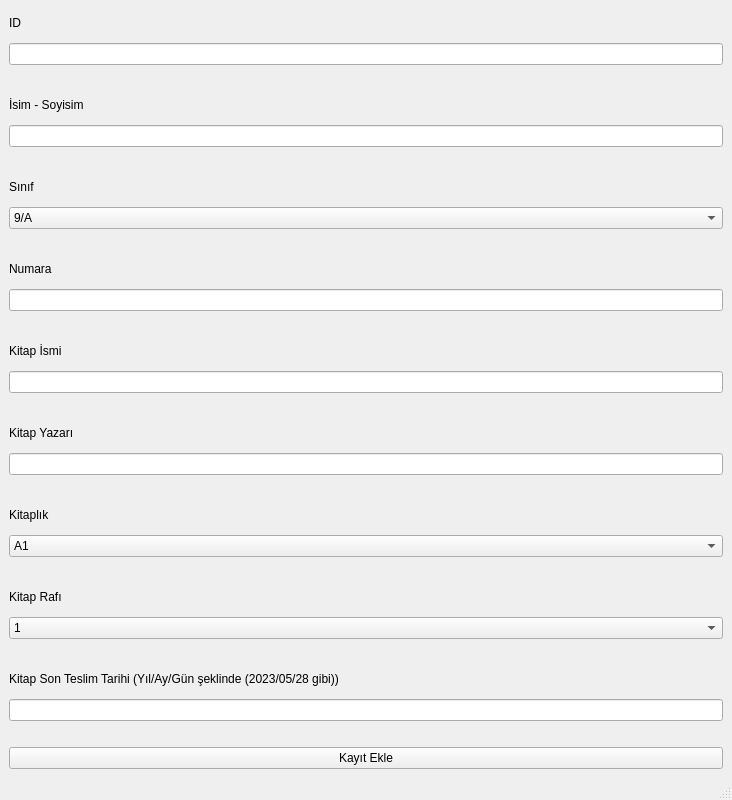
kernelginar/kuys, file lib/pop-window/kayit_ekle.ui: the form before one commit.
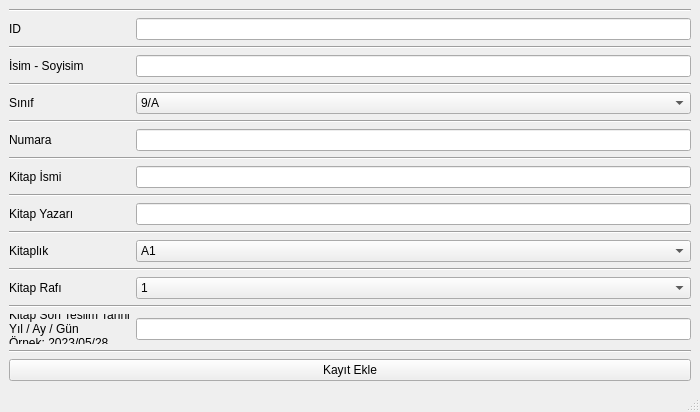
The form after the commit.

Commit message: Kayıt işlemlerini gerçekleştiren arayüzlere ufak yenilikler yapıldı.

The edit to the form file:
```diff
--- a/lib/pop-window/kayit_ekle.ui
+++ b/lib/pop-window/kayit_ekle.ui
@@ -6,14 +6,20 @@
    <rect>
     <x>0</x>
     <y>0</y>
-    <width>732</width>
-    <height>800</height>
+    <width>700</width>
+    <height>412</height>
    </rect>
   </property>
   <property name="minimumSize">
    <size>
     <width>700</width>
-    <height>800</height>
+    <height>412</height>
+   </size>
+  </property>
+  <property name="maximumSize">
+   <size>
+    <width>700</width>
+    <height>412</height>
    </size>
   </property>
   <property name="windowTitle">
@@ -21,69 +27,36 @@
   </property>
   <widget class="QWidget" name="centralwidget">
    <layout class="QGridLayout" name="gridLayout">
-    <item row="2" column="0">
-     <widget class="QPushButton" name="btnKayitEkle">
-      <property name="text">
-       <string>Kayıt Ekle</string>
-      </property>
-     </widget>
-    </item>
     <item row="0" column="0">
-     <layout class="QVBoxLayout" name="verticalLayout">
-      <item>
-       <widget class="QLabel" name="id_label">
-        <property name="text">
-         <string>ID</string>
-        </property>
-       </widget>
-      </item>
-      <item>
-       <widget class="QLineEdit" name="id_lineEdit"/>
-      </item>
-      <item>
-       <spacer name="horizontalSpacer">
-        <property name="orientation">
-         <enum>Qt::Horizontal</enum>
-        </property>
-        <property name="sizeHint" stdset="0">
-         <size>
-          <width>40</width>
-          <height>20</height>
-         </size>
-        </property>
-       </spacer>
-      </item>
-      <item>
-       <widget class="QLabel" name="isim_soyisim_label">
-        <property name="text">
-         <string>İsim - Soyisim</string>
-        </property>
-       </widget>
-      </item>
-      <item>
+     <layout class="QGridLayout" name="gridLayout_2">
+      <item row="3" column="1">
        <widget class="QLineEdit" name="isim_soyisim_lineEdit"/>
       </item>
-      <item>
-       <spacer name="horizontalSpacer_2">
-        <property name="orientation">
-         <enum>Qt::Horizontal</enum>
-        </property>
-        <property name="sizeHint" stdset="0">
-         <size>
-          <width>40</width>
-          <height>20</height>
-         </size>
-        </property>
-       </spacer>
-      </item>
-      <item>
-       <widget class="QLabel" name="sinif_label">
-        <property name="text">
-         <string>Sınıf</string>
-        </property>
+      <item row="19" column="1">
+       <widget class="QComboBox" name="kitap_rafi_comboBox">
+        <item>
+         <property name="text">
+          <string>1</string>
+         </property>
+        </item>
+        <item>
+         <property name="text">
+          <string>2</string>
+         </property>
+        </item>
+        <item>
+         <property name="text">
+          <string>3</string>
+         </property>
+        </item>
+        <item>
+         <property name="text">
+          <string>4</string>
+         </property>
+        </item>
        </widget>
       </item>
-      <item>
+      <item row="6" column="1">
        <widget class="QComboBox" name="sinif_comboBox">
         <item>
          <property name="text">
@@ -192,96 +165,89 @@
         </item>
        </widget>
       </item>
-      <item>
-       <spacer name="horizontalSpacer_3">
-        <property name="orientation">
-         <enum>Qt::Horizontal</enum>
-        </property>
-        <property name="sizeHint" stdset="0">
-         <size>
-          <width>40</width>
-          <height>20</height>
-         </size>
-        </property>
-       </spacer>
-      </item>
-      <item>
-       <widget class="QLabel" name="numara_label">
-        <property name="text">
-         <string>Numara</string>
-        </property>
-       </widget>
-      </item>
-      <item>
-       <widget class="QLineEdit" name="numara_lineEdit"/>
-      </item>
-      <item>
-       <spacer name="horizontalSpacer_4">
-        <property name="orientation">
-         <enum>Qt::Horizontal</enum>
-        </property>
-        <property name="sizeHint" stdset="0">
-         <size>
-          <width>40</width>
-          <height>20</height>
-         </size>
-        </property>
-       </spacer>
-      </item>
-      <item>
-       <widget class="QLabel" name="kitap_ismi_label">
-        <property name="text">
-         <string>Kitap İsmi</string>
-        </property>
-       </widget>
-      </item>
-      <item>
-       <widget class="QLineEdit" name="kitap_ismi_lineEdit"/>
-      </item>
-      <item>
-       <spacer name="horizontalSpacer_5">
-        <property name="orientation">
-         <enum>Qt::Horizontal</enum>
-        </property>
-        <property name="sizeHint" stdset="0">
-         <size>
-          <width>40</width>
-          <height>20</height>
-         </size>
-        </property>
-       </spacer>
-      </item>
-      <item>
-       <widget class="QLabel" name="kitap_yazari_label">
-        <property name="text">
-         <string>Kitap Yazarı</string>
-        </property>
-       </widget>
-      </item>
-      <item>
+      <item row="14" column="1">
        <widget class="QLineEdit" name="kitap_yazari_lineEdit"/>
       </item>
-      <item>
-       <spacer name="horizontalSpacer_6">
-        <property name="orientation">
-         <enum>Qt::Horizontal</enum>
-        </property>
-        <property name="sizeHint" stdset="0">
-         <size>
-          <width>40</width>
-          <height>20</height>
-         </size>
-        </property>
-       </spacer>
+      <item row="1" column="1">
+       <widget class="QLineEdit" name="id_lineEdit"/>
       </item>
-      <item>
-       <widget class="QLabel" name="kitaplik_label">
+      <item row="21" column="1">
+       <widget class="QLineEdit" name="kitap_son_teslim_tarihi_lineEdit">
+        <property name="toolTip">
+         <string>&lt;html&gt;&lt;head/&gt;&lt;body&gt;&lt;p&gt;&lt;br/&gt;&lt;/p&gt;&lt;/body&gt;&lt;/html&gt;</string>
+        </property>
         <property name="text">
-         <string>Kitaplık</string>
+         <string/>
         </property>
        </widget>
       </item>
-      <item>
+      <item row="4" column="0" colspan="2">
+       <widget class="Line" name="line_2">
+        <property name="orientation">
+         <enum>Qt::Horizontal</enum>
+        </property>
+       </widget>
+      </item>
+      <item row="20" column="0" colspan="2">
+       <widget class="Line" name="line_8">
+        <property name="orientation">
+         <enum>Qt::Horizontal</enum>
+        </property>
+       </widget>
+      </item>
+      <item row="12" column="0" colspan="2">
+       <widget class="Line" name="line_5">
+        <property name="orientation">
+         <enum>Qt::Horizontal</enum>
+        </property>
+       </widget>
+      </item>
+      <item row="10" column="0" colspan="2">
+       <widget class="Line" name="line_4">
+        <property name="orientation">
+         <enum>Qt::Horizontal</enum>
+        </property>
+       </widget>
+      </item>
+      <item row="17" column="0" colspan="2">
+       <widget class="Line" name="line_7">
+        <property name="orientation">
+         <enum>Qt::Horizontal</enum>
+        </property>
+       </widget>
+      </item>
+      <item row="7" column="0" colspan="2">
+       <widget class="Line" name="line_3">
+        <property name="orientation">
+         <enum>Qt::Horizontal</enum>
+        </property>
+       </widget>
+      </item>
+      <item row="15" column="0" colspan="2">
+       <widget class="Line" name="line_6">
+        <property name="orientation">
+         <enum>Qt::Horizontal</enum>
+        </property>
+       </widget>
+      </item>
+      <item row="22" column="0" colspan="2">
+       <widget class="Line" name="line_9">
+        <property name="orientation">
+         <enum>Qt::Horizontal</enum>
+        </property>
+       </widget>
+      </item>
+      <item row="0" column="0" colspan="2">
+       <widget class="Line" name="line_10">
+        <property name="orientation">
+         <enum>Qt::Horizontal</enum>
+        </property>
+       </widget>
+      </item>
+      <item row="9" column="1">
+       <widget class="QLineEdit" name="numara_lineEdit"/>
+      </item>
+      <item row="16" column="1">
        <widget class="QComboBox" name="kitaplik_comboBox">
         <item>
          <property name="text">
@@ -385,84 +351,99 @@
         </item>
        </widget>
       </item>
-      <item>
-       <spacer name="horizontalSpacer_7">
-        <property name="orientation">
-         <enum>Qt::Horizontal</enum>
+      <item row="1" column="0">
+       <widget class="QLabel" name="id_label">
+        <property name="text">
+         <string>ID</string>
         </property>
-        <property name="sizeHint" stdset="0">
-         <size>
-          <width>40</width>
-          <height>20</height>
-         </size>
+       </widget>
+      </item>
+      <item row="11" column="0">
+       <widget class="QLabel" name="kitap_ismi_label">
+        <property name="text">
+         <string>Kitap İsmi</string>
         </property>
-       </spacer>
+       </widget>
       </item>
-      <item>
+      <item row="3" column="0">
+       <widget class="QLabel" name="isim_soyisim_label">
+        <property name="text">
+         <string>İsim - Soyisim</string>
+        </property>
+       </widget>
+      </item>
+      <item row="21" column="0">
+       <widget class="QLabel" name="kitap_son_teslim_tarihi_label">
+        <property name="text">
+         <string>Kitap Son Teslim Tarihi
+Yıl / Ay / Gün
+Örnek: 2023/05/28</string>
+        </property>
+       </widget>
+      </item>
+      <item row="14" column="0">
+       <widget class="QLabel" name="kitap_yazari_label">
+        <property name="text">
+         <string>Kitap Yazarı</string>
+        </property>
+       </widget>
+      </item>
+      <item row="19" column="0">
        <widget class="QLabel" name="kitap_rafi_label">
         <property name="text">
          <string>Kitap Rafı</string>
         </property>
        </widget>
       </item>
-      <item>
-       <widget class="QComboBox" name="kitap_rafi_comboBox">
-        <item>
-         <property name="text">
-          <string>1</string>
-         </property>
-        </item>
-        <item>
-         <property name="text">
-          <string>2</string>
-         </property>
-        </item>
-        <item>
-         <property name="text">
-          <string>3</string>
-         </property>
-        </item>
-        <item>
-         <property name="text">
-          <string>4</string>
-         </property>
-        </item>
+      <item row="6" column="0">
+       <widget class="QLabel" name="sinif_label">
+        <property name="text">
+         <string>Sınıf</string>
+        </property>
        </widget>
       </item>
-      <item>
-       <spacer name="horizontalSpacer_8">
+      <item row="16" column="0">
+       <widget class="QLabel" name="kitaplik_label">
+        <property name="text">
+         <string>Kitaplık</string>
+        </property>
+       </widget>
+      </item>
+      <item row="9" column="0">
+       <widget class="QLabel" name="numara_label">
+        <property name="text">
+         <string>Numara</string>
+        </property>
+       </widget>
+      </item>
+      <item row="11" column="1">
+       <widget class="QLineEdit" name="kitap_ismi_lineEdit"/>
+      </item>
+      <item row="2" column="0" colspan="2">
+       <widget class="Line" name="line">
         <property name="orientation">
          <enum>Qt::Horizontal</enum>
         </property>
-        <property name="sizeHint" stdset="0">
-         <size>
-          <width>40</width>
-          <height>20</height>
-         </size>
-        </property>
-       </spacer>
-      </item>
-      <item>
-       <widget class="QLabel" name="kitap_son_teslim_tarihi_label">
-        <property name="text">
-         <string>Kitap Son Teslim Tarihi (Yıl/Ay/Gün şeklinde (2023/05/28 gibi))</string>
-        </property>
        </widget>
       </item>
-      <item>
-       <widget class="QLineEdit" name="kitap_son_teslim_tarihi_lineEdit"/>
-      </item>
      </layout>
     </item>
-    <item row="1" column="0">
-     <spacer name="horizontalSpacer_9">
+    <item row="2" column="0">
+     <widget class="QPushButton" name="btnKayitEkle">
+      <property name="text">
+       <string>Kayıt Ekle</string>
+      </property>
+     </widget>
+    </item>
+    <item row="3" column="0">
+     <spacer name="verticalSpacer">
       <property name="orientation">
-       <enum>Qt::Horizontal</enum>
+       <enum>Qt::Vertical</enum>
       </property>
       <property name="sizeHint" stdset="0">
        <size>
-        <width>40</width>
-        <height>20</height>
+        <width>20</width>
+        <height>40</height>
        </size>
       </property>
      </spacer>
```
The commit also changes 2 other files.
